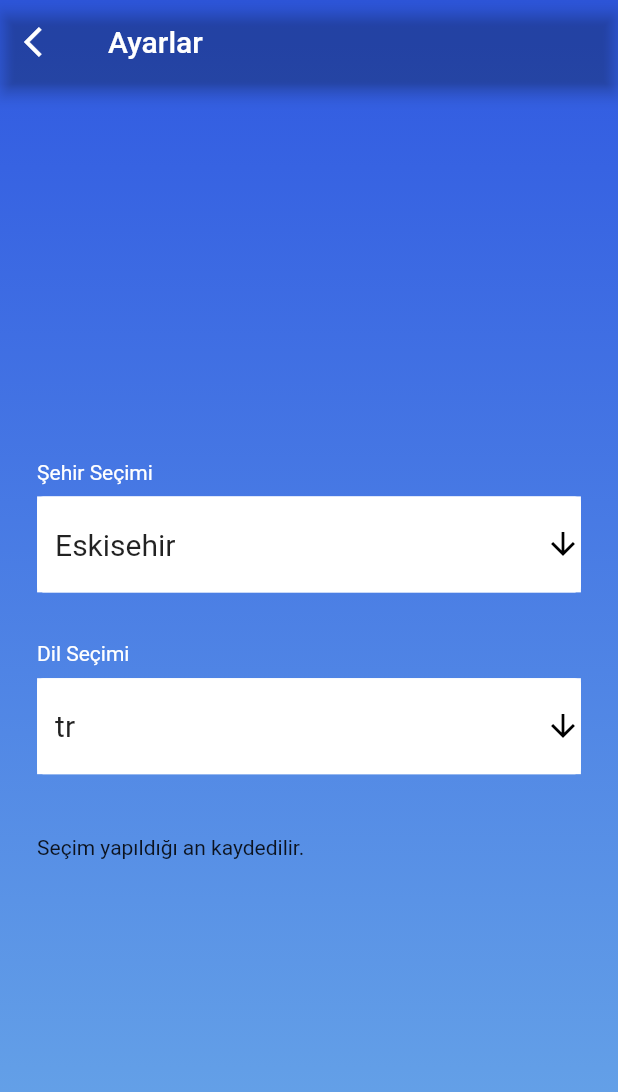
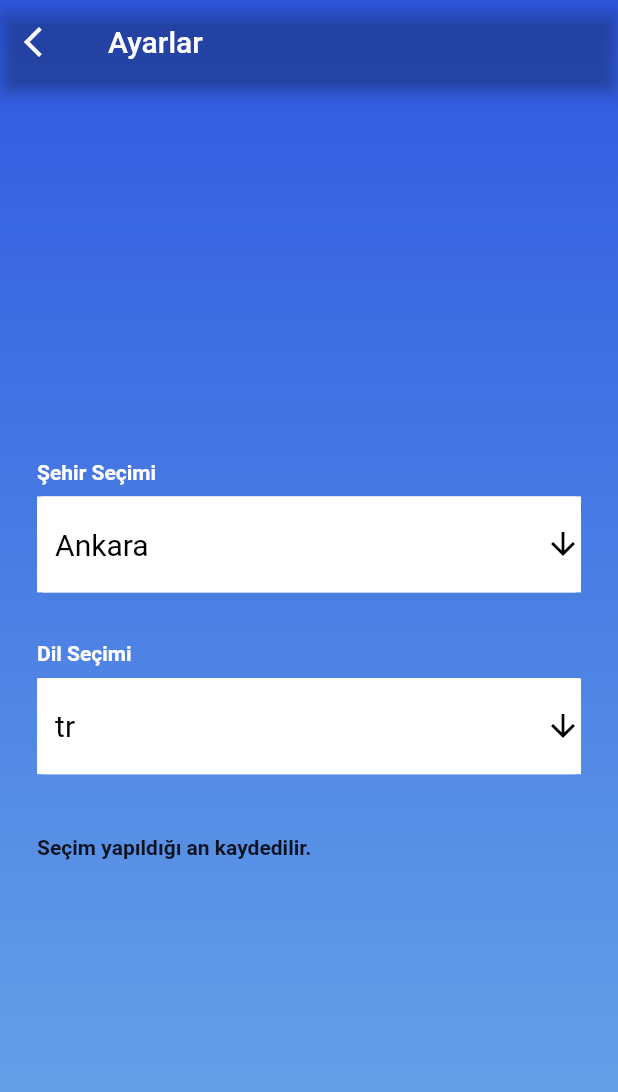
Before and after one commit to UKTQT/Weather---Flutter, a Flutter app: the screen it shows after launch, after a tap on the "settings" icon, on a phone screen of 412 x 824 dp. Shown: the top 1092 px of the screen. Run offline on Flutter 3.47's test engine with Material 2 defaults, Android fonts, the phone set to English and light mode, and no system bars; our stand-ins replace dio, flutter_mobx, mobx, shared_preferences; generated files the repository leaves out were written again; network calls fail.

Commit message:
settings cache created

```diff
--- a/lib/core/init/cache/cache_manager.dart
+++ b/lib/core/init/cache/cache_manager.dart
@@ -0,0 +1,30 @@
+import 'package:shared_preferences/shared_preferences.dart';
+
+class CacheManager {
+  static final CacheManager _instance = CacheManager._init();
+  static CacheManager get instance => _instance;
+
+  SharedPreferences? _preferences;
+
+  CacheManager._init() {
+    SharedPreferences.getInstance().then((value) {
+      _preferences = value;
+    });
+  }
+
+  static Future prefrencesInit() async {
+    instance._preferences ??= await SharedPreferences.getInstance();
+  }
+
+  Future<void> setStringValue(String key, String value) async {
+    await _preferences!.setString(key, value);
+  }
+
+  Future<void> setBoolValue(String key, bool value) async {
+    await _preferences!.setBool(key, value);
+  }
+
+  String getStringValue(String key) => _preferences?.getString(key) ?? '';
+
+  bool getBoolValue(String key) => _preferences!.getBool(key) ?? false;
+}
--- a/lib/feature/home/home/viewModel/home_view_model.dart
+++ b/lib/feature/home/home/viewModel/home_view_model.dart
@@ -2,6 +2,7 @@ import 'package:flutter/cupertino.dart';
 import 'package:mobx/mobx.dart';
 
 import '../../../../core/base/model/base_model.dart';
+import '../../../../core/init/cache/cache_manager.dart';
 import '../model/home_model.dart';
 import '../service/home_service.dart';
 
@@ -13,7 +14,8 @@ abstract class _HomeViewModelBase with Store, BaseViewModel {
   final HomeService _homeService = HomeService();
 
   @override
-  void init() {
+  void init() async {
+    await _cacheStart();
     fetchWeather();
   }
 
@@ -22,6 +24,15 @@ abstract class _HomeViewModelBase with Store, BaseViewModel {
 
   @observable
   bool isLoading = false;
+
+  Future<void> _cacheStart() async {
+    await CacheManager.prefrencesInit();
+    if (CacheManager.instance.getStringValue('cache_city').isEmpty &&
+        CacheManager.instance.getStringValue('cache_lang').isEmpty) {
+      await CacheManager.instance.setStringValue('cache_city', 'Ankara');
+      await CacheManager.instance.setStringValue('cache_lang', 'tr');
+    }
+  }
 
   @action
   void changeLoading() {
--- a/lib/feature/home/settings/view/settings_view.dart
+++ b/lib/feature/home/settings/view/settings_view.dart
@@ -5,6 +5,7 @@ import 'package:havadurumu/core/constants/navigation_constant.dart';
 import '../../../../core/extensions/color_extension.dart';
 import '../../../../core/extensions/padding_extension.dart';
 import '../../../../core/base/view/base_view.dart';
+import '../../../../core/init/cache/cache_manager.dart';
 import '../viewModel/settings_view_model.dart';
 
 class SettingsView extends StatelessWidget {
@@ -49,9 +50,10 @@ class SettingsView extends StatelessWidget {
                   mainAxisAlignment: MainAxisAlignment.center,
                   crossAxisAlignment: CrossAxisAlignment.start,
                   children: [
-                    Text(
+                    const Text(
                       'Şehir Seçimi',
-                      style: ThemeData.dark().textTheme.titleLarge,
+                      style: TextStyle(
+                          fontWeight: FontWeight.bold, color: Colors.white),
                     ),
                     SizedBox(
                       height: context.lowHeightPadding,
@@ -75,12 +77,18 @@ class SettingsView extends StatelessWidget {
                             Icons.arrow_downward,
                             color: context.blackColor,
                           ),
-                          style:
-                              TextStyle(color: Colors.black87, fontSize: 20.0),
-                          value: AppConstant.instance.TURKISH_CITIES[31],
+                          style: TextStyle(
+                            color: context.blackColor,
+                            fontSize: 20.0,
+                          ),
+                          value: CacheManager.instance
+                              .getStringValue('cache_city'),
                           menuMaxHeight:
                               MediaQuery.of(context).size.height * 0.5,
-                          onChanged: (value) {},
+                          onChanged: (valueCity) {
+                            CacheManager.instance
+                                .setStringValue('cache_city', valueCity!);
+                          },
                           items: AppConstant.instance.TURKISH_CITIES
                               .map<DropdownMenuItem<String>>(
                             (String value) {
@@ -96,9 +104,10 @@ class SettingsView extends StatelessWidget {
                     SizedBox(
                       height: context.mediumHeightPadding2,
                     ),
-                    Text(
+                    const Text(
                       'Dil Seçimi',
-                      style: ThemeData.dark().textTheme.titleLarge,
+                      style: TextStyle(
+                          fontWeight: FontWeight.bold, color: Colors.white),
                     ),
                     SizedBox(height: context.lowHeightPadding),
                     SizedBox(
@@ -120,12 +129,18 @@ class SettingsView extends StatelessWidget {
                             Icons.arrow_downward,
                             color: context.blackColor,
                           ),
-                          style: const TextStyle(
-                              color: Colors.black87, fontSize: 20.0),
-                          value: 'tr',
+                          style: TextStyle(
+                            color: context.blackColor,
+                            fontSize: 20.0,
+                          ),
+                          value: CacheManager.instance
+                              .getStringValue('cache_lang'),
                           menuMaxHeight:
                               MediaQuery.of(context).size.height * 0.5,
-                          onChanged: (value) {},
+                          onChanged: (valueLang) {
+                            CacheManager.instance
+                                .setStringValue('cache_lang', valueLang!);
+                          },
                           items: ['tr', 'en'].map<DropdownMenuItem<String>>(
                             (String value) {
                               return DropdownMenuItem<String>(
@@ -140,7 +155,12 @@ class SettingsView extends StatelessWidget {
                     SizedBox(
                       height: context.highHeightPadding,
                     ),
-                    const Text('Seçim yapıldığı an kaydedilir.'),
+                    const Text(
+                      'Seçim yapıldığı an kaydedilir.',
+                      style: TextStyle(
+                        fontWeight: FontWeight.bold,
+                      ),
+                    ),
                   ],
                 ),
               ),
--- a/lib/main.dart
+++ b/lib/main.dart
@@ -1,4 +1,5 @@
 import 'package:flutter/material.dart';
+import 'package:havadurumu/core/init/cache/cache_manager.dart';
 
 import 'core/init/navigation/navigation_route.dart';
 import 'core/init/navigation/navigation_service.dart';
--- a/pubspec.yaml
+++ b/pubspec.yaml
@@ -24,6 +24,9 @@ dependencies:
   #Assets
   flutter_launcher_icons_maker: ^0.10.2
 
+  #Cache
+  shared_preferences: ^2.0.15
+
 dev_dependencies:
   flutter_test:
     sdk: flutter
```
Also changed, not shown: pubspec.lock.
